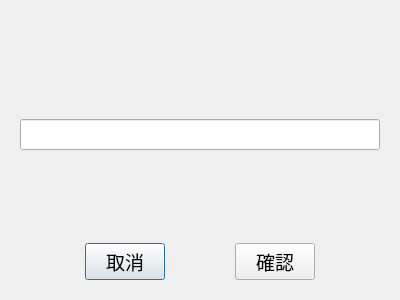
Qt form src/ActiveManager/DialogMsg.ui (roger0816/BoardT) before a commit.
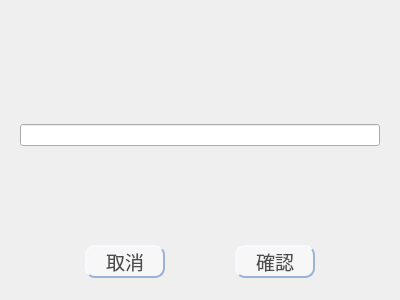
The same form after that commit.

```diff
--- a/src/ActiveManager/DialogMsg.ui
+++ b/src/ActiveManager/DialogMsg.ui
@@ -18,6 +18,47 @@
   <property name="windowTitle">
    <string>Dialog</string>
   </property>
+  <property name="styleSheet">
+   <string notr="true">QPushButton
+    {    
+     background-color: rgb(247,247,247); 
+        border-style: outset; 
+  border-radius: 10px; 
+    padding:0px;     
+        border-width: 2px; 
+      border-color: #99b3d3; 
+	font: 75 12pt &quot;Agency FB&quot;;
+color:rgb(77,77,77);
+
+     }
+
+    QPushButton:hover
+    {    
+	font: 75 14pt &quot;Agency FB&quot;;
+      border-color: gray; 
+     border-width: 3px; 
+
+     }
+
+    QPushButton:pressed:checked
+    {    
+		font: 75 16pt &quot;Agency FB&quot;;
+      border-color: black; 
+     border-width: 3px; 
+
+     }
+
+    QPushButton:checked
+    {    
+		font: 75 16pt &quot;Agency FB&quot;;
+      border-color: black; 
+     border-width: 3px; 
+
+
+     }
+
+</string>
+  </property>
   <layout class="QGridLayout" name="gridLayout">
    <item row="2" column="0">
     <widget class="QWidget" name="widget_2" native="true">
@@ -27,6 +68,12 @@
        <verstretch>0</verstretch>
       </sizepolicy>
      </property>
+     <property name="minimumSize">
+      <size>
+       <width>0</width>
+       <height>54</height>
+      </size>
+     </property>
      <layout class="QHBoxLayout" name="horizontalLayout">
       <item>
        <spacer name="horizontalSpacer">
@@ -43,6 +90,12 @@
       </item>
       <item>
        <widget class="QPushButton" name="btnCancel">
+        <property name="minimumSize">
+         <size>
+          <width>80</width>
+          <height>30</height>
+         </size>
+        </property>
         <property name="text">
          <string>取消</string>
         </property>
@@ -63,6 +116,12 @@
       </item>
       <item>
        <widget class="QPushButton" name="btnOk">
+        <property name="minimumSize">
+         <size>
+          <width>80</width>
+          <height>30</height>
+         </size>
+        </property>
         <property name="text">
          <string>確認</string>
         </property>
```
